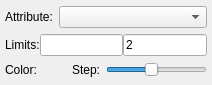
Qt form glue_vispy_viewers/isosurface/layer_style_widget.ui (glue-viz/glue-vispy-viewers) before a commit.
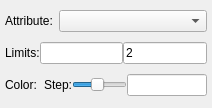
The same form after that commit. Custom widgets are drawn as their Qt base class.

Commit message: add step text box

```diff
--- a/glue_vispy_viewers/isosurface/layer_style_widget.ui
+++ b/glue_vispy_viewers/isosurface/layer_style_widget.ui
@@ -7,7 +7,7 @@
     <x>0</x>
     <y>0</y>
     <width>212</width>
-    <height>85</height>
+    <height>108</height>
    </rect>
   </property>
   <property name="windowTitle">
@@ -29,6 +29,20 @@
    <property name="verticalSpacing">
     <number>5</number>
    </property>
+   <item row="0" column="0">
+    <widget class="QLabel" name="label">
+     <property name="text">
+      <string>Attribute:</string>
+     </property>
+    </widget>
+   </item>
+   <item row="0" column="1" colspan="3">
+    <widget class="QComboBox" name="combo_attribute">
+     <property name="sizeAdjustPolicy">
+      <enum>QComboBox::AdjustToMinimumContentsLength</enum>
+     </property>
+    </widget>
+   </item>
    <item row="2" column="0" colspan="4">
     <layout class="QHBoxLayout" name="horizontalLayout">
      <item>
@@ -50,47 +64,16 @@
      </item>
     </layout>
    </item>
-   <item row="0" column="1" colspan="3">
-    <widget class="QComboBox" name="combo_attribute">
-     <property name="sizeAdjustPolicy">
-      <enum>QComboBox::AdjustToMinimumContentsLength</enum>
-     </property>
-    </widget>
-   </item>
-   <item row="0" column="0">
-    <widget class="QLabel" name="label">
-     <property name="text">
-      <string>Attribute:</string>
-     </property>
-    </widget>
-   </item>
-   <item row="3" column="0">
+   <item row="3" column="0" colspan="4">
+    <layout class="QHBoxLayout" name="horizontalLayout_2">
+     <item>
     <widget class="QLabel" name="label_2">
      <property name="text">
       <string>Color:</string>
      </property>
     </widget>
    </item>
-   <item row="3" column="3">
-    <widget class="QSlider" name="slider_step">
-     <property name="minimum">
-      <number>1</number>
-     </property>
-     <property name="maximum">
-      <number>10</number>
-     </property>
-     <property name="singleStep">
-      <number>1</number>
-     </property>
-     <property name="value">
-      <number>5</number>
-     </property>
-     <property name="orientation">
-      <enum>Qt::Horizontal</enum>
-     </property>
-    </widget>
-   </item>
-   <item row="3" column="1">
+     <item>
     <widget class="QColorBox" name="label_color">
      <property name="sizePolicy">
       <sizepolicy hsizetype="Preferred" vsizetype="Minimum">
@@ -103,12 +86,36 @@
      </property>
     </widget>
    </item>
-   <item row="3" column="2">
+     <item>
     <widget class="QLabel" name="label_4">
      <property name="text">
       <string>Step:</string>
      </property>
     </widget>
+     </item>
+     <item>
+      <widget class="QSlider" name="slider_step">
+       <property name="minimum">
+        <number>1</number>
+       </property>
+       <property name="maximum">
+        <number>10</number>
+       </property>
+       <property name="singleStep">
+        <number>1</number>
+       </property>
+       <property name="value">
+        <number>5</number>
+       </property>
+       <property name="orientation">
+        <enum>Qt::Horizontal</enum>
+       </property>
+      </widget>
+     </item>
+     <item>
+      <widget class="QLineEdit" name="step_edit"/>
+     </item>
+    </layout>
    </item>
   </layout>
  </widget>
```
Lines whose indentation alone changed are shown as unchanged. The commit also changes 2 other files.
